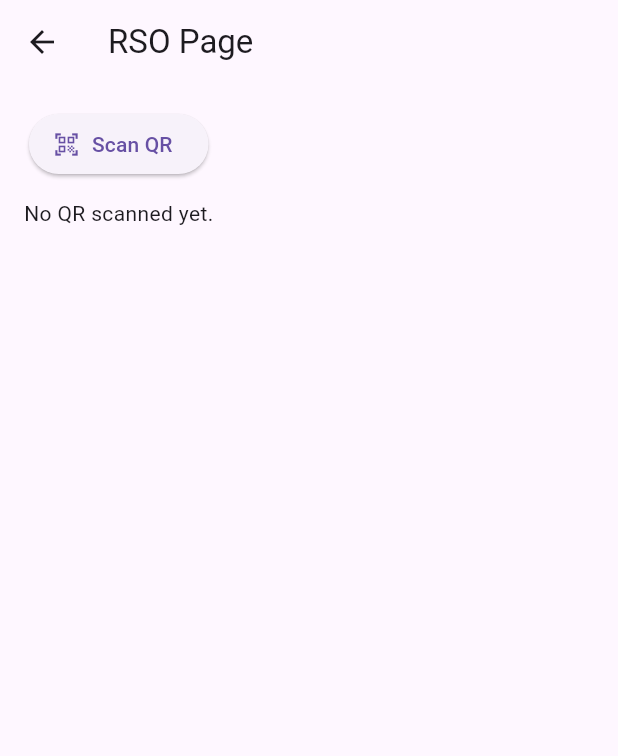
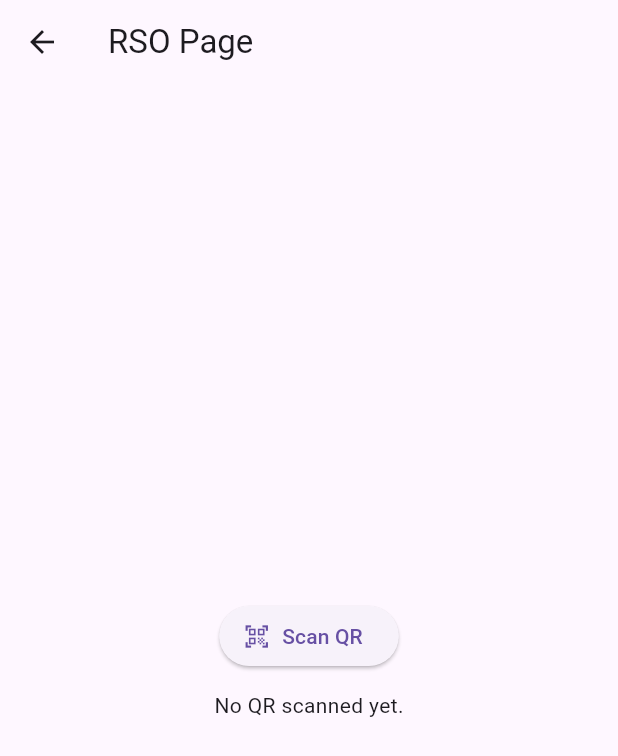
Before and after one commit to coastphase/digital-flight-card, a Flutter app: the screen it shows after launch, after a tap on an icon or button, on a phone screen of 412 x 824 dp. Shown: the top 756 px of the screen. Run offline on Flutter 3.47's test engine with Material 3 defaults, Android fonts, the phone set to English and light mode, and no system bars; our stand-ins replace qr_flutter, shared_preferences; missing offline and left inert: mobile_scanner.

Commit message:
Increased size of text on main screen buttons.  Centered content on the RSO page

```diff
--- a/app/digital_flight_card/lib/main.dart
+++ b/app/digital_flight_card/lib/main.dart
@@ -29,6 +29,10 @@ class HomeSelector extends StatelessWidget {
           mainAxisSize: MainAxisSize.min,
           children: [
             ElevatedButton(
+              style: ElevatedButton.styleFrom(
+                minimumSize: const Size(320, 96),
+                textStyle: const TextStyle(fontSize: 24),
+              ),
               onPressed: () {
                 Navigator.push(context, MaterialPageRoute(builder: (_) => const FlyerPage()));
               },
@@ -36,6 +40,10 @@ class HomeSelector extends StatelessWidget {
             ),
             const SizedBox(height: 12),
             ElevatedButton(
+              style: ElevatedButton.styleFrom(
+                minimumSize: const Size(320, 96),
+                textStyle: const TextStyle(fontSize: 24),
+              ),
               onPressed: () {
                 Navigator.push(context, MaterialPageRoute(builder: (_) => const RSOPage()));
               },
--- a/app/digital_flight_card/lib/rso_page.dart
+++ b/app/digital_flight_card/lib/rso_page.dart
@@ -41,7 +41,8 @@ class _RSOPageState extends State<RSOPage> {
   Widget build(BuildContext context) {
     return Scaffold(
       appBar: AppBar(title: const Text('RSO Page')),
-      body: SingleChildScrollView(
+      body: Center(
+        child: SingleChildScrollView(
         padding: const EdgeInsets.all(16.0),
         child: Column(
           crossAxisAlignment: CrossAxisAlignment.center,
@@ -145,6 +146,7 @@ class _RSOPageState extends State<RSOPage> {
           ],
         ),
       ),
+    )
     );
   }
 }
```
